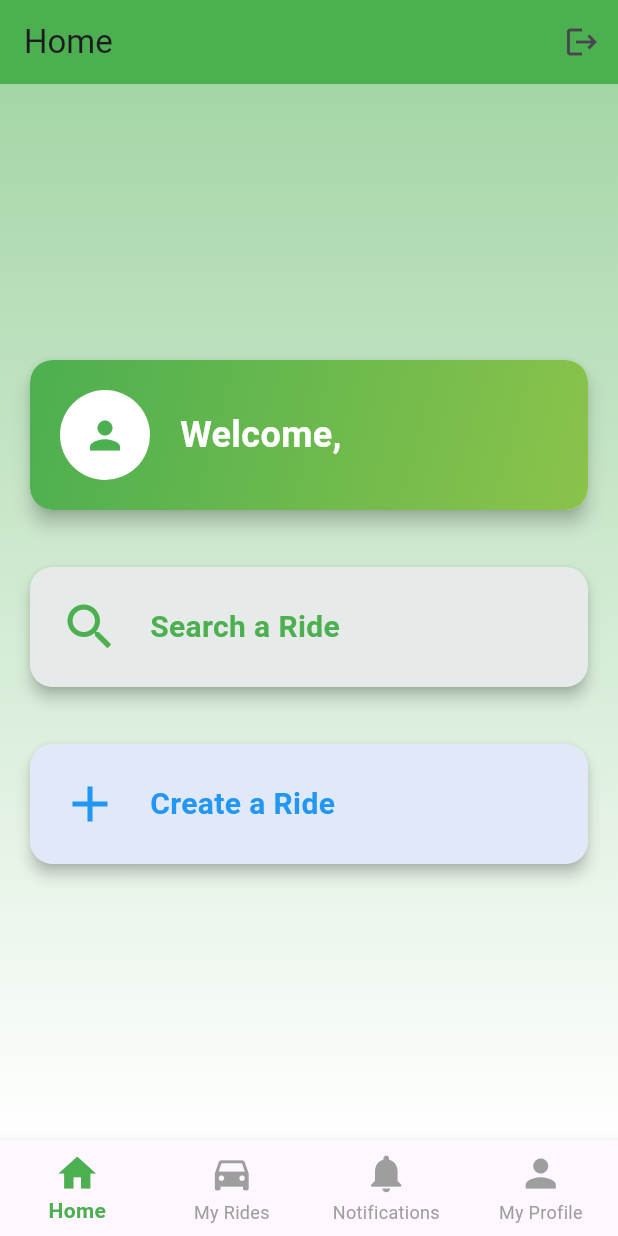
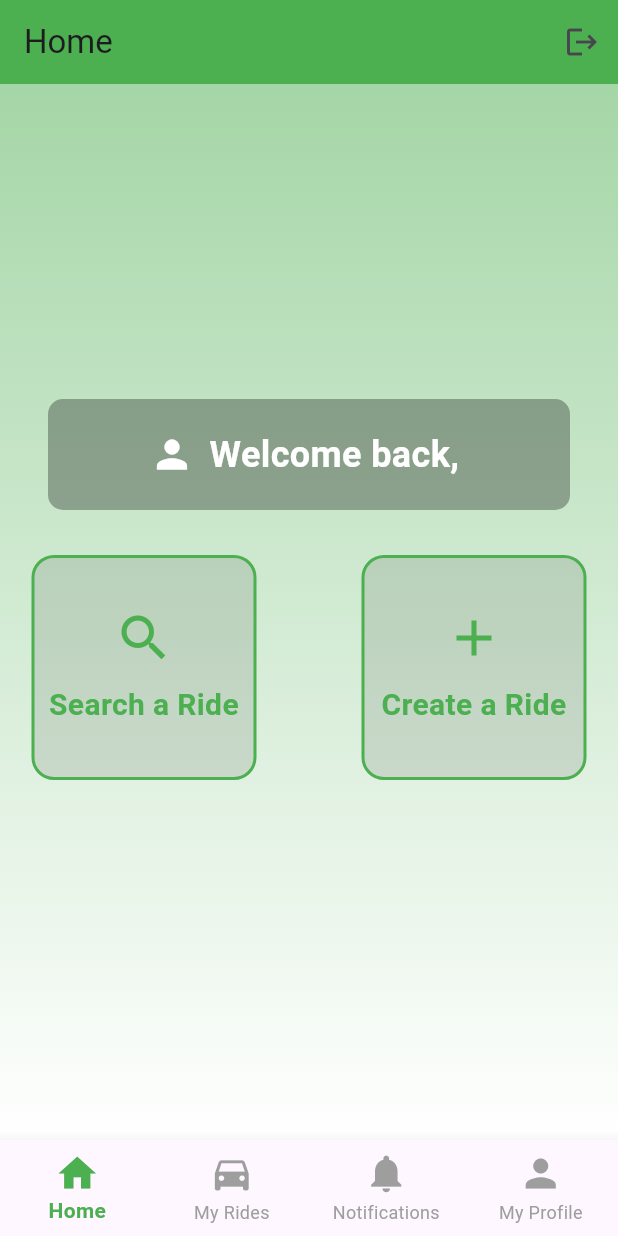
Before and after one commit to benbaruch1/carpool, a Flutter app: the screen it shows once a user with an empty profile is signed in, on a phone screen of 412 x 824 dp. Run offline on Flutter 3.47's test engine with Material 3 defaults, Android fonts, the phone set to English and light mode, and no system bars; our stand-ins replace cloud_firestore, firebase_auth, firebase_core, flutter_map, flutter_spinkit, geocoding and 1 more; accounts and stored records are empty; generated files the repository leaves out were written again.

Commit message:
change home page

```diff
--- a/carpool_app/lib/widgets/home_content.dart
+++ b/carpool_app/lib/widgets/home_content.dart
@@ -130,37 +130,43 @@ class _HomeContentState extends State<HomeContent> {
                       return Text('User data not found');
                     } else {
                       return _buildWelcomeCard(
-                        'Welcome, ${snapshot.data!.firstName}',
+                        'Welcome back, ${snapshot.data!.firstName}',
                       );
                     }
                   },
                 ),
                 SizedBox(height: 30),
-                _buildCardButton(
+                Row(
+                  mainAxisAlignment: MainAxisAlignment.center,
+                  children: [
+                    _buildSquareButton(
                       context,
                       icon: Icons.search,
                       label: 'Search a Ride',
-                  color: Colors.green,
                       onTap: () {
                         Navigator.push(
                           context,
-                      MaterialPageRoute(builder: (context) => SearchRidePage()),
+                          MaterialPageRoute(
+                              builder: (context) => SearchRidePage()),
                         );
                       },
                     ),
-                SizedBox(height: 30),
-                _buildCardButton(
+                    SizedBox(width: 70),
+                    _buildSquareButton(
                       context,
                       icon: Icons.add,
                       label: 'Create a Ride',
-                  color: Colors.blue,
                       onTap: () {
                         Navigator.push(
                           context,
-                      MaterialPageRoute(builder: (context) => CreateRidePage()),
+                          MaterialPageRoute(
+                              builder: (context) => CreateRidePage()),
                         );
                       },
                     ),
+                  ],
+                ),
+                SizedBox(height: 30), // Add space below the buttons
               ],
             ),
           ),
@@ -170,33 +176,18 @@ class _HomeContentState extends State<HomeContent> {
   }
 
   Widget _buildWelcomeCard(String message) {
-    return Card(
-      shape: RoundedRectangleBorder(
-        borderRadius: BorderRadius.circular(15),
-      ),
-      elevation: 5,
-      child: Container(
+    return Container(
       padding: EdgeInsets.all(20),
+      margin: EdgeInsets.symmetric(horizontal: 16),
       decoration: BoxDecoration(
-          gradient: LinearGradient(
-            colors: [Colors.green, Colors.lightGreen],
-            begin: Alignment.topLeft,
-            end: Alignment.bottomRight,
-          ),
-          borderRadius: BorderRadius.circular(15),
+        color: Colors.black.withOpacity(0.3), // Transparent black background
+        borderRadius: BorderRadius.circular(10),
       ),
       child: Row(
+        mainAxisAlignment: MainAxisAlignment.center,
         children: [
-            CircleAvatar(
-              radius: 30,
-              backgroundColor: Colors.white,
-              child: Icon(
-                Icons.person,
-                color: Colors.green,
-                size: 30,
-              ),
-            ),
-            SizedBox(width: 20),
+          Icon(Icons.person, size: 30, color: Colors.white),
+          SizedBox(width: 10),
           Text(
             message,
             style: TextStyle(
@@ -207,43 +198,38 @@ class _HomeContentState extends State<HomeContent> {
           ),
         ],
       ),
-      ),
     );
   }
 
-  Widget _buildCardButton(BuildContext context,
+  Widget _buildSquareButton(BuildContext context,
       {required IconData icon,
       required String label,
-      required Color color,
       required Function() onTap}) {
-    return Card(
-      shape: RoundedRectangleBorder(
-        borderRadius: BorderRadius.circular(15),
-      ),
-      elevation: 4,
-      child: InkWell(
+    return GestureDetector(
       onTap: onTap,
       child: Container(
-          padding: EdgeInsets.all(20),
+        width: 150,
+        height: 150,
         decoration: BoxDecoration(
-            color: color.withOpacity(0.1),
+          color: Colors.black.withOpacity(0.1), // Transparent black tint
           borderRadius: BorderRadius.circular(15),
+          border: Border.all(color: Colors.green, width: 2), // Green border
         ),
-          child: Row(
-            mainAxisAlignment: MainAxisAlignment.start,
+        child: Column(
+          mainAxisAlignment: MainAxisAlignment.center,
           children: [
-              Icon(icon, size: 40, color: color),
-              SizedBox(width: 20),
+            Icon(icon, size: 40, color: Colors.green),
+            SizedBox(height: 10),
             Text(
               label,
               style: TextStyle(
                 fontSize: 20,
                 fontWeight: FontWeight.bold,
-                  color: color,
+                color: Colors.green,
               ),
+              textAlign: TextAlign.center,
             ),
           ],
-          ),
         ),
       ),
     );
--- a/carpool_app/pubspec.yaml
+++ b/carpool_app/pubspec.yaml
@@ -45,6 +45,7 @@ dependencies:
   flutter_map: ^7.0.2
   latlong2: ^0.9.1
   geocoding: ^3.0.0
+
 
 dev_dependencies:
   flutter_test:
```
Lines whose indentation alone changed are shown as unchanged.
